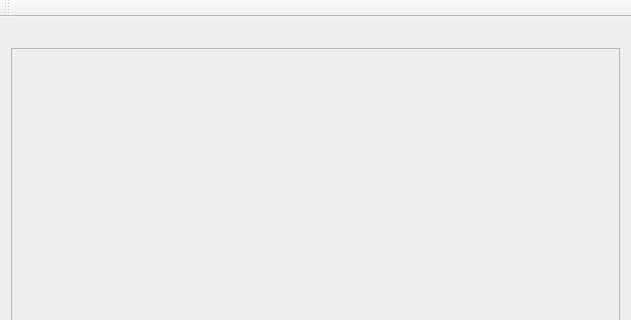
Above: mainwindow.ui from MargaritaGolubeva/ImagePyramid before the change; both pictures show x 0 to 631 and y 0 to 320 of the 631 by 592 pixel window. Below: the same form after it.
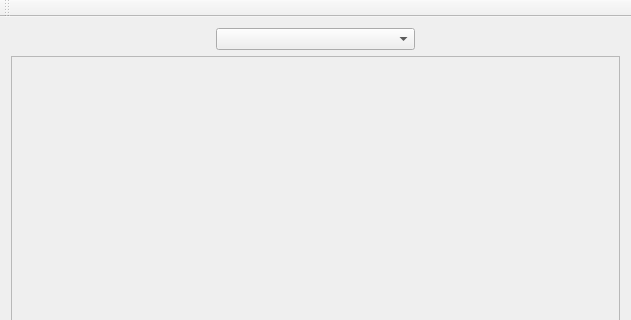
That is the form after the change.

Commit message: Added the ability to view the pyramid of images.

```diff
--- a/mainwindow.ui
+++ b/mainwindow.ui
@@ -26,6 +26,9 @@
           </property>
          </widget>
         </item>
+        <item>
+         <widget class="QComboBox" name="comboBoxLayer"/>
+        </item>
         <item>
          <widget class="QLabel" name="labelImageSize">
           <property name="text">
@@ -46,7 +49,7 @@
            <x>0</x>
            <y>0</y>
            <width>609</width>
-           <height>477</height>
+           <height>470</height>
           </rect>
          </property>
         </widget>
```
Left out of the diff: 14 changed lines with no effect on the pictures. The commit also changes 2 other files.
